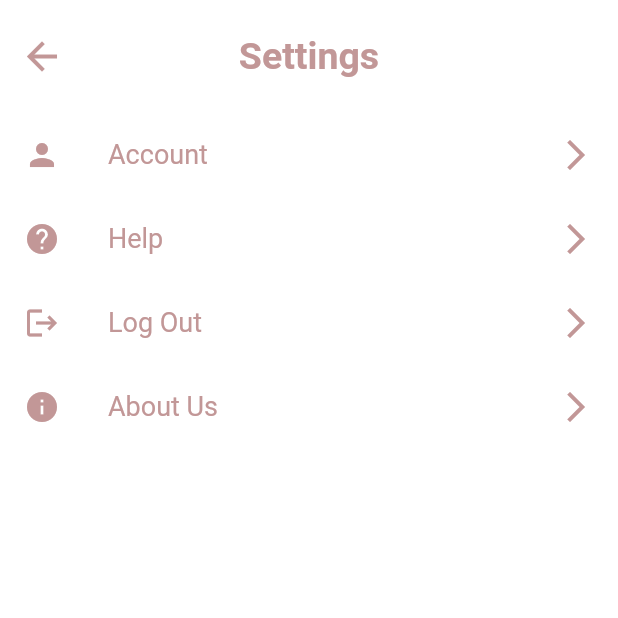
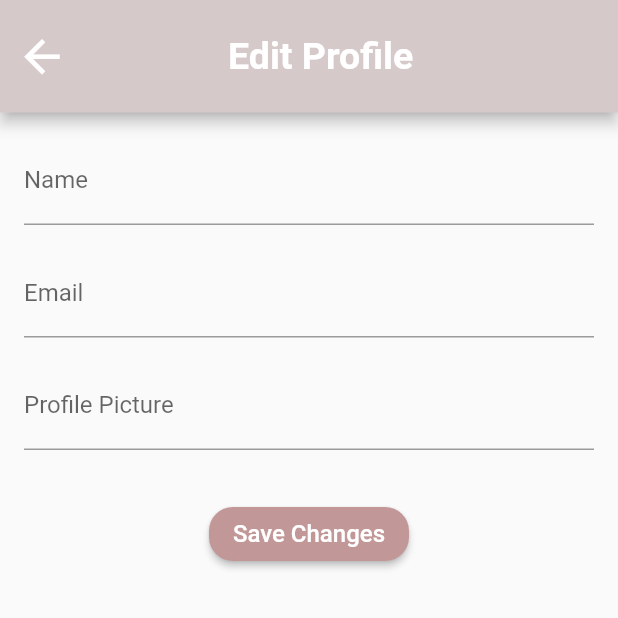
Before and after one commit to naufalazisk/ReadMe-App, a Flutter app: the Setting screen opened directly, after a tap on "Account", on a phone screen of 412 x 824 dp, the top half of it. Run offline on Flutter 3.47's test engine with Material 2 defaults, Android fonts, the phone set to English and light mode, and no system bars; our stand-ins replace faker, firebase_auth, firebase_core, flutter_login; accounts and stored records are empty; network calls fail; Roboto replaces fonts that are missing (Montserrat).

Commit message:
benerin edit

```diff
--- a/lib/pages/addPart.dart
+++ b/lib/pages/addPart.dart
@@ -71,13 +71,13 @@ class AddPart extends StatelessWidget {
                 autocorrect: false,
                 autofocus: true,
                 decoration: const InputDecoration(labelText: "Part"),
-                textInputAction: TextInputAction.next,
+                textInputAction: TextInputAction.newline,
                 controller: partController,
               ),
-              TextFormField(
+              TextField(
                 autocorrect: false,
                 decoration: const InputDecoration(labelText: "Content"),
-                textInputAction: TextInputAction.next,
+                textInputAction: TextInputAction.newline,
                 controller: contentController,
               ),
               const SizedBox(height: 50),
--- a/lib/pages/edit_profile.dart
+++ b/lib/pages/edit_profile.dart
@@ -1,13 +1,21 @@
 import 'package:flutter/material.dart';
 import 'package:flutter_login/flutter_login.dart';
+import 'package:project_kelompok_mobile/providers/authentication.dart';
 import 'package:provider/provider.dart';
 
-class MyWidget extends StatelessWidget {
-  MyWidget({super.key});
+class EditProfile extends StatelessWidget {
+  EditProfile({super.key});
 
   @override
   Widget build(BuildContext context) {
-    var data = Provider.of<Auth>(context);
+    var data = Provider.of<Authentication>(context);
+    final TextEditingController nameController =
+        TextEditingController(text: data.displayName);
+    final TextEditingController emailController =
+        TextEditingController(text: data.email);
+    final TextEditingController imageController =
+        TextEditingController(text: data.imageUrl);
+
     return Scaffold(
       appBar: AppBar(
         backgroundColor: const Color(0xffD6C9C9),
@@ -41,12 +49,14 @@ class MyWidget extends StatelessWidget {
             child: Column(
               children: [
                 TextFormField(
+                  controller: nameController,
                   decoration: const InputDecoration(
                     labelText: "Name",
                   ),
                 ),
                 const SizedBox(height: 16),
                 TextFormField(
+                  controller: emailController,
                   decoration: const InputDecoration(
                     labelText: "Email",
                   ),
@@ -62,32 +72,38 @@ class MyWidget extends StatelessWidget {
                 ),
                 const SizedBox(height: 16),
                 TextFormField(
-                  obscureText: true,
+                  controller: imageController,
                   decoration: const InputDecoration(
-                    labelText: "Deskripsi",
+                    labelText: "Profile Picture",
                   ),
                 ),
                 const SizedBox(height: 32),
-                // ElevatedButton(
-                //   style: ButtonStyle(
-                //     backgroundColor: MaterialStateProperty.all(
-                //         const Color.fromARGB(255, 194, 151, 151)),
-                //     overlayColor:
-                //         MaterialStateProperty.all(Colors.orangeAccent),
-                //     shape: MaterialStateProperty.all(
-                //       RoundedRectangleBorder(
-                //         borderRadius: BorderRadius.circular(16.0),
-                //       ),
-                //     ),
-                //   ),
-                //   child: const Text(
-                //     "Save Changes",
-                //     style: TextStyle(
-                //       fontSize: 16,
-                //       color: Colors.white,
-                //     ),
-                //   ),
-                // ),
+                ElevatedButton(
+                  onPressed: () {
+                    Provider.of<Authentication>(context, listen: false)
+                        .updateUserData(nameController.text,
+                            emailController.text, imageController.text)
+                        .then((value) => Navigator.pop(context));
+                  },
+                  style: ButtonStyle(
+                    backgroundColor: MaterialStateProperty.all(
+                        const Color.fromARGB(255, 194, 151, 151)),
+                    overlayColor:
+                        MaterialStateProperty.all(Colors.orangeAccent),
+                    shape: MaterialStateProperty.all(
+                      RoundedRectangleBorder(
+                        borderRadius: BorderRadius.circular(16.0),
+                      ),
+                    ),
+                  ),
+                  child: const Text(
+                    "Save Changes",
+                    style: TextStyle(
+                      fontSize: 16,
+                      color: Colors.white,
+                    ),
+                  ),
+                ),
               ],
             ),
           ),
--- a/lib/pages/onSearch.dart
+++ b/lib/pages/onSearch.dart
@@ -8,7 +8,8 @@ class onSearch extends StatelessWidget {
         toolbarHeight: 50,
         elevation: 2,
         backgroundColor: const Color(0xffD6C9C9),
-        title: Center(
+        title: Padding(
+          padding: EdgeInsets.fromLTRB(90, 20, 0, 10),
           child: Text(
             "Search",
             style: TextStyle(
--- a/lib/pages/profile.dart
+++ b/lib/pages/profile.dart
@@ -1,4 +1,6 @@
 import 'package:flutter/material.dart';
+import 'package:project_kelompok_mobile/providers/authentication.dart';
+import 'package:provider/provider.dart';
 import '../pages/setting.dart';
 
 import 'editList.dart';
@@ -10,20 +12,15 @@ class ProfilePage extends StatefulWidget {
 
 class _ProfilePageState extends State<ProfilePage> {
   // User profile data
-  String name = "Name";
-  String email = "email@example.com";
   String userDescription =
       "I spend my days crafting compelling content for a variety of clients, ranging from blog posts and articles to social media posts and marketing copy.";
 
-  final TextEditingController nameController = TextEditingController();
-  final TextEditingController usernameController = TextEditingController();
-  final TextEditingController emailController = TextEditingController();
-  final TextEditingController userDescriptionController =
-      TextEditingController();
-  final TextEditingController imageController = TextEditingController();
-
   @override
   Widget build(BuildContext context) {
+    var data = Provider.of<Authentication>(context);
+    String name = data.displayName;
+    String picture = data.imageUrl;
+    String email = data.email;
     return Scaffold(
       appBar: AppBar(
         backgroundColor: const Color(0xffD6C9C9),
@@ -73,8 +70,8 @@ class _ProfilePageState extends State<ProfilePage> {
                   CircleAvatar(
                     radius: 50,
                     backgroundColor: Colors.grey[300],
-                    backgroundImage: const NetworkImage(
-                      "https://picsum.photos/id/237/200/300",
+                    backgroundImage: NetworkImage(
+                      picture,
                     ),
                   ),
                   const SizedBox(height: 16),
--- a/lib/pages/setting.dart
+++ b/lib/pages/setting.dart
@@ -1,6 +1,7 @@
 import 'package:flutter/material.dart';
 import 'package:provider/provider.dart';
 import '../providers/authentication.dart';
+import 'edit_profile.dart';
 
 class Setting extends StatelessWidget {
   const Setting({super.key});
@@ -38,7 +39,10 @@ class Setting extends StatelessWidget {
                 trailing: Icon(Icons.arrow_forward_ios,
                     color: Color.fromARGB(255, 194, 151, 151)),
               ),
-              onTap: () {}),
+              onTap: () {
+                Navigator.push(context,
+                    MaterialPageRoute(builder: (context) => EditProfile()));
+              }),
           // Navigator.push(
           //     context,
           //     MaterialPageRoute(
--- a/lib/providers/authentication.dart
+++ b/lib/providers/authentication.dart
@@ -47,6 +47,12 @@ class Authentication with ChangeNotifier {
     _firebaseAuth.currentUser!.updateDisplayName(name);
     _firebaseAuth.currentUser!.updateEmail(email);
     _firebaseAuth.currentUser!.updatePhotoURL(imageUrl);
+    _firebaseAuth.currentUser!.reload();
+    displayName = name;
+    imageUrl = imageUrl;
+    email = email;
+
+    notifyListeners();
   }
 
   Future<void> getUserDetail() async {
```
Also changed, not shown: lib/pages/addStory.dart (+5 -5 lines), lib/pages/home.dart (+4 -3 lines), lib/pages/storyPage.dart (+11 -7 lines), lib/pages/titlePage.dart (+14 -18 lines), lib/pages/write.dart (+5 -3 lines).
